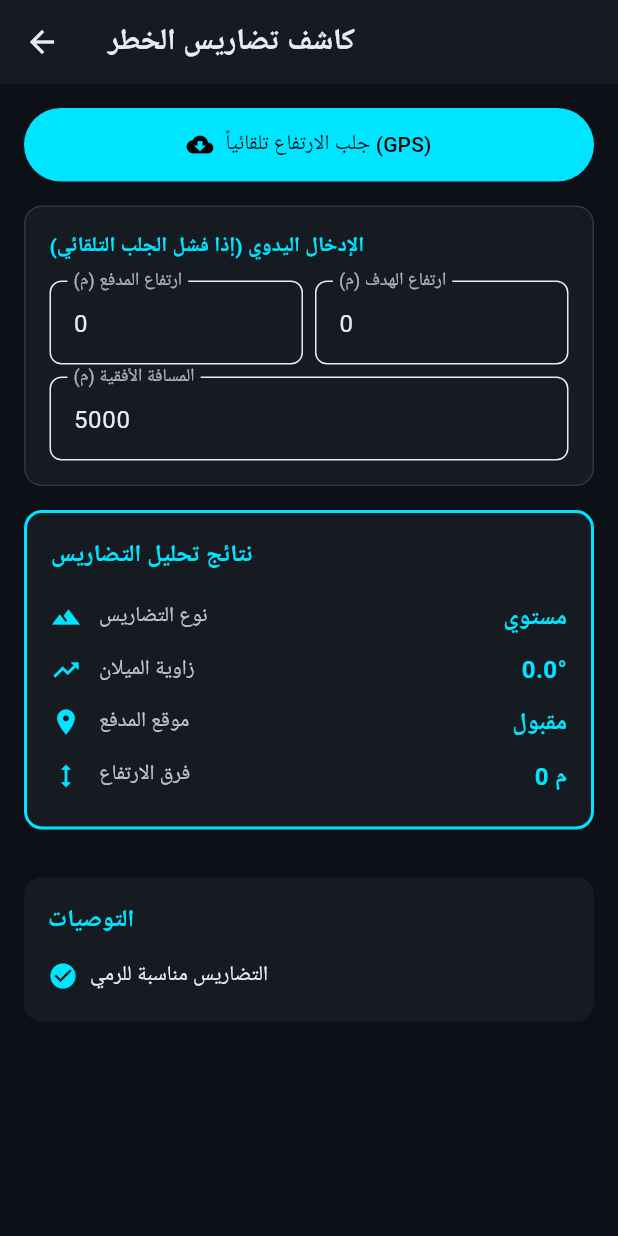
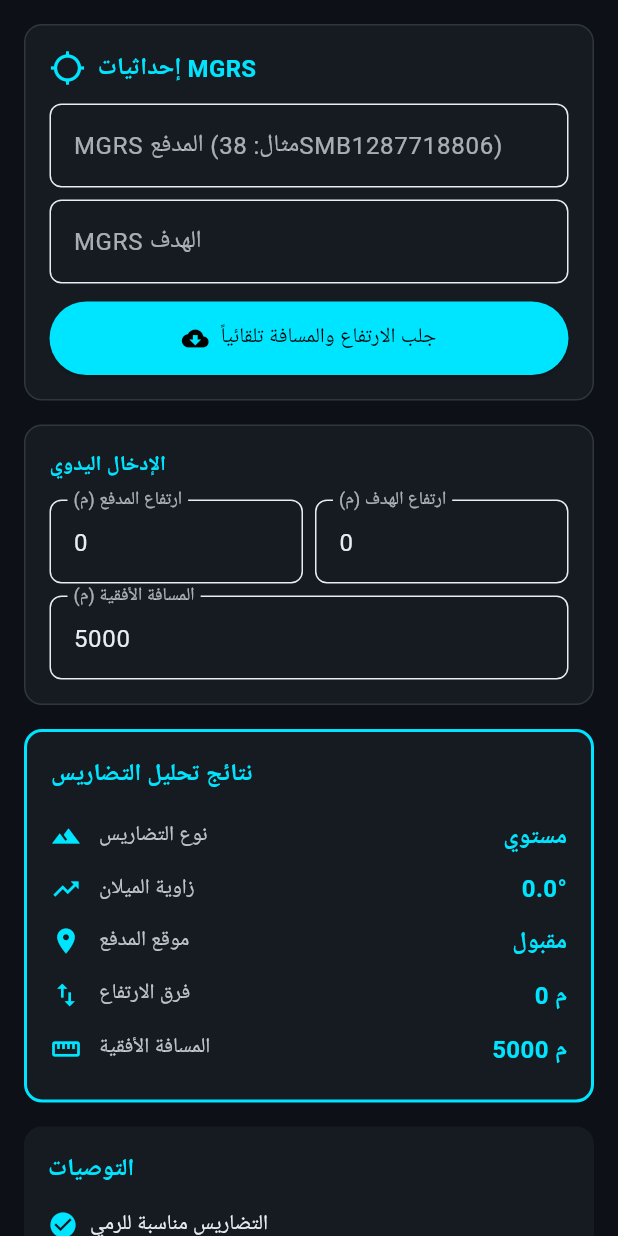
Before and after one commit to ZeinAllame/artillery_calc_ios, a Flutter app: the TerrainAnalyzerScreen widget shown alone on an empty page, opened directly, on a phone screen of 412 x 824 dp. Run offline on Flutter 3.47's test engine with Material 3 defaults, Android fonts, the phone set to English and light mode, and no system bars; our stand-ins replace camera, fl_chart, flutter_compass, flutter_map, flutter_tts, geolocator and 8 more; missing offline and left inert: flutter_background_service, flutter_map_mbtiles, flutter_ringtone_player, google_mlkit_text_recognition, mgrs_dart, pointycastle; accounts and stored records are empty; Roboto replaces fonts that are missing (Cairo).

Commit message:
Fix theme_provider import path and resolve build errors

```diff
--- a/lib/presentation/screens/advanced_tools/terrain_analyzer_screen.dart
+++ b/lib/presentation/screens/advanced_tools/terrain_analyzer_screen.dart
@@ -4,6 +4,7 @@ import 'package:flutter/material.dart';
 import 'package:provider/provider.dart';
 import 'package:shared_preferences/shared_preferences.dart';
 import 'package:http/http.dart' as http;
+import 'package:mgrs_dart/mgrs_dart.dart';
 import '../../../theme/theme_provider.dart';
 
 class TerrainAnalyzerScreen extends StatefulWidget {
@@ -13,12 +14,17 @@ class TerrainAnalyzerScreen extends StatefulWidget {
 }
 
 class _TerrainAnalyzerScreenState extends State<TerrainAnalyzerScreen> {
+  // حقول إدخال MGRS يدوي (للمدفع والهدف)
+  final _gunMgrsCtrl = TextEditingController();
+  final _tgtMgrsCtrl = TextEditingController();
+
+  // حقول إدخال الارتفاعات
   final _gunElevCtrl = TextEditingController();
   final _tgtElevCtrl = TextEditingController();
   final _distanceCtrl = TextEditingController(text: '5000');
 
   bool _isLoading = false;
-  bool _hasInternet = true;
+  bool _autoLoaded = false;
 
   double _gunElevation = 0;
   double _tgtElevation = 0;
@@ -26,7 +32,7 @@ class _TerrainAnalyzerScreenState extends State<TerrainAnalyzerScreen> {
   double _slope = 0;
   double _slopeAngle = 0;
   String _terrainType = 'مستوي';
-  String _gunPosition = 'مناسب';
+  String _gunPosition = 'مقبول';
   String _warning = '';
   List<String> _recommendations = [];
 
@@ -36,70 +42,127 @@ class _TerrainAnalyzerScreenState extends State<TerrainAnalyzerScreen> {
     _loadSavedData();
   }
 
+  @override
+  void dispose() {
+    _gunMgrsCtrl.dispose();
+    _tgtMgrsCtrl.dispose();
+    _gunElevCtrl.dispose();
+    _tgtElevCtrl.dispose();
+    _distanceCtrl.dispose();
+    super.dispose();
+  }
+
   Future<void> _loadSavedData() async {
     final prefs = await SharedPreferences.getInstance();
+    final gunMgrs = prefs.getString('last_gun_mgrs') ?? '';
+    final tgtMgrs = prefs.getString('last_tgt_mgrs') ?? '';
+    final gunH = (prefs.getInt('gun_height') ?? 0).toDouble();
+    final tgtH = (prefs.getInt('tgt_height') ?? 0).toDouble();
+
+    if (mounted) {
       setState(() {
-      _gunElevation = (prefs.getInt('gun_height') ?? 0).toDouble();
-      _tgtElevation = (prefs.getInt('tgt_height') ?? 0).toDouble();
-      _gunElevCtrl.text = _gunElevation.toStringAsFixed(0);
-      _tgtElevCtrl.text = _tgtElevation.toStringAsFixed(0);
+        _gunMgrsCtrl.text = gunMgrs;
+        _tgtMgrsCtrl.text = tgtMgrs;
+        _gunElevation = gunH;
+        _tgtElevation = tgtH;
+        _gunElevCtrl.text = gunH.toStringAsFixed(0);
+        _tgtElevCtrl.text = tgtH.toStringAsFixed(0);
+        _autoLoaded = gunMgrs.isNotEmpty && tgtMgrs.isNotEmpty;
       });
       _analyzeTerrain();
+    }
+  }
+
+  // ★★ الدالة المصححة - تحويل MGRS إلى [lon, lat] ★★
+  List<double>? _mgrsToPoint(String mgrs) {
+    try {
+      final clean = mgrs.replaceAll(' ', '').toUpperCase();
+      if (clean.length < 9) return null;
+      final point = Mgrs.toPoint(clean);
+      // Mgrs.toPoint يعيد [longitude, latitude]
+      return [point[1], point[0]]; // [lat, lon]
+    } catch (e) {
+      print('MGRS Error: $e');
+      return null;
+    }
+  }
+
+  // ★★ حساب المسافة الأفقية بين نقطتين ★★
+  double _haversineDistance(double lat1, double lon1, double lat2, double lon2) {
+    const R = 6371000.0;
+    final dLat = (lat2 - lat1) * pi / 180;
+    final dLon = (lon2 - lon1) * pi / 180;
+    final a = sin(dLat / 2) * sin(dLat / 2) +
+        cos(lat1 * pi / 180) * cos(lat2 * pi / 180) * sin(dLon / 2) * sin(dLon / 2);
+    final c = 2 * atan2(sqrt(a), sqrt(1 - a));
+    return R * c;
   }
 
   Future<void> _fetchElevations() async {
     setState(() => _isLoading = true);
 
     try {
-      final prefs = await SharedPreferences.getInstance();
-      final gunMgrs = prefs.getString('last_gun_mgrs');
-      final tgtMgrs = prefs.getString('last_tgt_mgrs');
+      final gunPoint = _mgrsToPoint(_gunMgrsCtrl.text);
+      final tgtPoint = _mgrsToPoint(_tgtMgrsCtrl.text);
 
-      if (gunMgrs == null || tgtMgrs == null) {
-        throw Exception('يجب حساب إحداثيات المدفع والهدف أولاً');
+      if (gunPoint == null || tgtPoint == null) {
+        throw Exception('MGRS غير صحيح - تحقق من التنسيق (مثال: 38SMB1287718806)');
       }
 
-      // تحويل MGRS إلى Lat/Lon (مبسط)
-      // في الواقع نحتاج مكتبة mgrs_dart
-      final gunPoint = _mgrsToPoint(gunMgrs);
-      final tgtPoint = _mgrsToPoint(tgtMgrs);
+      final gunLat = gunPoint[0];
+      final gunLon = gunPoint[1];
+      final tgtLat = tgtPoint[0];
+      final tgtLon = tgtPoint[1];
 
-      if (gunPoint == null || tgtPoint == null) {
-        throw Exception('تعذر تحويل الإحداثيات');
+      // جلب الارتفاعات بالتوازي
+      final results = await Future.wait([
+        _getElevation(gunLat, gunLon),
+        _getElevation(tgtLat, tgtLon),
+      ]);
+
+      final gunElev = results[0];
+      final tgtElev = results[1];
+
+      if (gunElev == null || tgtElev == null) {
+        throw Exception('تعذر الاتصال بخدمة الارتفاعات - تحقق من الإنترنت');
       }
 
-      // جلب الارتفاع من Open-Meteo
-      final gunElev = await _getElevation(gunPoint[0], gunPoint[1]);
-      final tgtElev = await _getElevation(tgtPoint[0], tgtPoint[1]);
+      final distance = _haversineDistance(gunLat, gunLon, tgtLat, tgtLon);
 
-      if (gunElev == null || tgtElev == null) {
-        throw Exception('تعذر جلب الارتفاع - تحقق من الإنترنت');
-      }
-
+      if (mounted) {
         setState(() {
           _gunElevation = gunElev;
           _tgtElevation = tgtElev;
+          _distance = distance;
           _gunElevCtrl.text = gunElev.toStringAsFixed(0);
           _tgtElevCtrl.text = tgtElev.toStringAsFixed(0);
-        _hasInternet = true;
+          _distanceCtrl.text = distance.toStringAsFixed(0);
+          _warning = '';
         });
+        _analyzeTerrain();
 
+        // حفظ البيانات
+        final prefs = await SharedPreferences.getInstance();
         await prefs.setInt('gun_height', gunElev.round());
         await prefs.setInt('tgt_height', tgtElev.round());
 
-      _analyzeTerrain();
-
+        ScaffoldMessenger.of(context).showSnackBar(
+          const SnackBar(
+            content: Text('✅ تم جلب الارتفاعات بنجاح'),
+            backgroundColor: Colors.green,
+          ),
+        );
+      }
     } catch (e) {
-      setState(() {
-        _hasInternet = false;
-        _warning = 'تعذر جلب البيانات: $e\nاستخدم الإدخال اليدوي';
-      });
+      if (mounted) {
+        setState(() => _warning = '⚠️ $e');
+      }
     } finally {
       if (mounted) setState(() => _isLoading = false);
     }
   }
 
-  Future<double?> _getElevation(double lon, double lat) async {
+  Future<double?> _getElevation(double lat, double lon) async {
     try {
       final url = Uri.parse(
           'https://api.open-meteo.com/v1/elevation?latitude=$lat&longitude=$lon');
@@ -115,14 +178,10 @@ class _TerrainAnalyzerScreenState extends State<TerrainAnalyzerScreen> {
     }
   }
 
-  List<double>? _mgrsToPoint(String mgrs) {
-    // تحويل مبسط - في الواقع نستخدم mgrs_dart
-    // هذا مجرد placeholder
-    return null;
-  }
-
   void _analyzeTerrain() {
     _distance = double.tryParse(_distanceCtrl.text) ?? 5000;
+    _gunElevation = double.tryParse(_gunElevCtrl.text) ?? 0;
+    _tgtElevation = double.tryParse(_tgtElevCtrl.text) ?? 0;
 
     if (_distance <= 0) return;
 
@@ -130,7 +189,6 @@ class _TerrainAnalyzerScreenState extends State<TerrainAnalyzerScreen> {
     _slope = deltaH / _distance;
     _slopeAngle = atan(_slope) * (180 / pi);
 
-    // تحديد نوع التضاريس
     if (_slope.abs() < 0.02) {
       _terrainType = 'مستوي';
     } else if (_slope.abs() < 0.1) {
@@ -141,22 +199,16 @@ class _TerrainAnalyzerScreenState extends State<TerrainAnalyzerScreen> {
       _terrainType = _slope > 0 ? 'منحدر شديد لأعلى' : 'منحدر شديد لأسفل';
     }
 
-    // تقييم موقع المدفع
     if (_gunElevation > _tgtElevation + 50) {
       _gunPosition = 'ممتاز - موقع مرتفع';
-      _warning = '';
     } else if (_gunElevation > _tgtElevation) {
       _gunPosition = 'جيد - ارتفاع مناسب';
-      _warning = '';
     } else if (_gunElevation < _tgtElevation - 100) {
       _gunPosition = 'خطر - موقع منخفض';
-      _warning = '⚠️ المدفع في موقع منخفض - خطر التعرض للنيران المباشرة';
     } else {
       _gunPosition = 'مقبول';
-      _warning = '';
     }
 
-    // التوصيات
     _recommendations = [];
     if (_slope.abs() > 0.1) {
       _recommendations.add('يُنصح بتصحيح زاوية الموقع (Site Angle)');
@@ -170,7 +222,6 @@ class _TerrainAnalyzerScreenState extends State<TerrainAnalyzerScreen> {
     if (_terrainType.contains('شديد')) {
       _recommendations.add('تضاريس وعرة - تحقق من خط الرؤية');
     }
-
     if (_recommendations.isEmpty) {
       _recommendations.add('التضاريس مناسبة للرمي');
     }
@@ -182,33 +233,10 @@ class _TerrainAnalyzerScreenState extends State<TerrainAnalyzerScreen> {
   Widget build(BuildContext context) {
     final colors = Provider.of<ThemeProvider>(context).colors;
 
-    return Scaffold(
-      backgroundColor: colors['bg'],
-      appBar: AppBar(
-        title: const Text('كاشف تضاريس الخطر'),
-        backgroundColor: colors['surface'],
-      ),
-      body: SingleChildScrollView(
+    return ListView(
       padding: const EdgeInsets.all(16),
-        child: Column(
-          crossAxisAlignment: CrossAxisAlignment.stretch,
       children: [
-            // زر جلب تلقائي
-            ElevatedButton.icon(
-              onPressed: _isLoading ? null : _fetchElevations,
-              icon: _isLoading
-                  ? const SizedBox(width: 20, height: 20, child: CircularProgressIndicator(strokeWidth: 2))
-                  : const Icon(Icons.cloud_download),
-              label: Text(_isLoading ? 'جاري الجلب...' : 'جلب الارتفاع تلقائياً (GPS)'),
-              style: ElevatedButton.styleFrom(
-                backgroundColor: colors['primary'],
-                foregroundColor: Colors.black,
-                padding: const EdgeInsets.symmetric(vertical: 14),
-              ),
-            ),
-            const SizedBox(height: 16),
-
-            // إدخال يدوي
+        // قسم إدخال MGRS
         Container(
           padding: const EdgeInsets.all(16),
           decoration: BoxDecoration(
@@ -219,19 +247,108 @@ class _TerrainAnalyzerScreenState extends State<TerrainAnalyzerScreen> {
           child: Column(
             crossAxisAlignment: CrossAxisAlignment.start,
             children: [
-                  Text('الإدخال اليدوي (إذا فشل الجلب التلقائي)',
-                      style: TextStyle(color: colors['primary'], fontSize: 14, fontWeight: FontWeight.bold)),
+              Row(
+                children: [
+                  Icon(Icons.location_searching, color: colors['primary']),
+                  const SizedBox(width: 8),
+                  Text('إحداثيات MGRS',
+                      style: TextStyle(
+                          color: colors['primary'],
+                          fontSize: 16,
+                          fontWeight: FontWeight.bold)),
+                ],
+              ),
+              const SizedBox(height: 12),
+              TextField(
+                controller: _gunMgrsCtrl,
+                style: TextStyle(color: colors['text']),
+                decoration: InputDecoration(
+                  labelText: 'MGRS المدفع (مثال: 38SMB1287718806)',
+                  labelStyle:
+                      TextStyle(color: colors['text']?.withOpacity(0.7)),
+                  border:
+                      OutlineInputBorder(borderRadius: BorderRadius.circular(8)),
+                ),
+              ),
+              const SizedBox(height: 8),
+              TextField(
+                controller: _tgtMgrsCtrl,
+                style: TextStyle(color: colors['text']),
+                decoration: InputDecoration(
+                  labelText: 'MGRS الهدف',
+                  labelStyle:
+                      TextStyle(color: colors['text']?.withOpacity(0.7)),
+                  border:
+                      OutlineInputBorder(borderRadius: BorderRadius.circular(8)),
+                ),
+              ),
+              const SizedBox(height: 12),
+              ElevatedButton.icon(
+                onPressed: _isLoading ? null : _fetchElevations,
+                icon: _isLoading
+                    ? const SizedBox(
+                        width: 20,
+                        height: 20,
+                        child: CircularProgressIndicator(strokeWidth: 2))
+                    : const Icon(Icons.cloud_download),
+                label: Text(_isLoading
+                    ? 'جاري الجلب...'
+                    : 'جلب الارتفاع والمسافة تلقائياً'),
+                style: ElevatedButton.styleFrom(
+                  backgroundColor: colors['primary'],
+                  foregroundColor: Colors.black,
+                  padding: const EdgeInsets.symmetric(vertical: 14),
+                  minimumSize: const Size(double.infinity, 48),
+                ),
+              ),
+              if (_autoLoaded) ...[
+                const SizedBox(height: 8),
+                Row(
+                  children: [
+                    Icon(Icons.check_circle, color: Colors.green, size: 16),
+                    const SizedBox(width: 4),
+                    Text('تم تحميل الإحداثيات المحفوظة من آخر عملية حساب',
+                        style: TextStyle(
+                            color: Colors.green, fontSize: 11)),
+                  ],
+                ),
+              ],
+            ],
+          ),
+        ),
+        const SizedBox(height: 16),
+
+        // الإدخال اليدوي
+        Container(
+          padding: const EdgeInsets.all(16),
+          decoration: BoxDecoration(
+            color: colors['surface'],
+            borderRadius: BorderRadius.circular(12),
+            border: Border.all(color: colors['border']!),
+          ),
+          child: Column(
+            crossAxisAlignment: CrossAxisAlignment.start,
+            children: [
+              Text('الإدخال اليدوي',
+                  style: TextStyle(
+                      color: colors['primary'],
+                      fontSize: 14,
+                      fontWeight: FontWeight.bold)),
               const SizedBox(height: 12),
               Row(
                 children: [
                   Expanded(
                     child: TextField(
                       controller: _gunElevCtrl,
-                          keyboardType: TextInputType.number,
+                      keyboardType:
+                          const TextInputType.numberWithOptions(signed: true),
                       style: TextStyle(color: colors['text']),
                       decoration: InputDecoration(
                         labelText: 'ارتفاع المدفع (م)',
-                            labelStyle: TextStyle(color: colors['text']?.withOpacity(0.7)),
+                        labelStyle: TextStyle(
+                            color: colors['text']?.withOpacity(0.7)),
+                        border: OutlineInputBorder(
+                            borderRadius: BorderRadius.circular(8)),
                       ),
                       onChanged: (v) {
                         _gunElevation = double.tryParse(v) ?? 0;
@@ -243,11 +360,15 @@ class _TerrainAnalyzerScreenState extends State<TerrainAnalyzerScreen> {
                   Expanded(
                     child: TextField(
                       controller: _tgtElevCtrl,
-                          keyboardType: TextInputType.number,
+                      keyboardType:
+                          const TextInputType.numberWithOptions(signed: true),
                       style: TextStyle(color: colors['text']),
                       decoration: InputDecoration(
                         labelText: 'ارتفاع الهدف (م)',
-                            labelStyle: TextStyle(color: colors['text']?.withOpacity(0.7)),
+                        labelStyle: TextStyle(
+                            color: colors['text']?.withOpacity(0.7)),
+                        border: OutlineInputBorder(
+                            borderRadius: BorderRadius.circular(8)),
                       ),
                       onChanged: (v) {
                         _tgtElevation = double.tryParse(v) ?? 0;
@@ -264,7 +385,10 @@ class _TerrainAnalyzerScreenState extends State<TerrainAnalyzerScreen> {
                 style: TextStyle(color: colors['text']),
                 decoration: InputDecoration(
                   labelText: 'المسافة الأفقية (م)',
-                      labelStyle: TextStyle(color: colors['text']?.withOpacity(0.7)),
+                  labelStyle:
+                      TextStyle(color: colors['text']?.withOpacity(0.7)),
+                  border:
+                      OutlineInputBorder(borderRadius: BorderRadius.circular(8)),
                 ),
                 onChanged: (v) {
                   _distance = double.tryParse(v) ?? 5000;
@@ -276,31 +400,7 @@ class _TerrainAnalyzerScreenState extends State<TerrainAnalyzerScreen> {
         ),
         const SizedBox(height: 16),
 
-            // نتائج التحليل
-            if (!_isLoading) ...[
-              Container(
-                padding: const EdgeInsets.all(16),
-                decoration: BoxDecoration(
-                  color: colors['surface'],
-                  borderRadius: BorderRadius.circular(12),
-                  border: Border.all(color: colors['primary']!, width: 2),
-                ),
-                child: Column(
-                  crossAxisAlignment: CrossAxisAlignment.start,
-                  children: [
-                    Text('نتائج تحليل التضاريس',
-                        style: TextStyle(color: colors['primary'], fontSize: 16, fontWeight: FontWeight.bold)),
-                    const SizedBox(height: 12),
-                    _buildResultRow('نوع التضاريس', _terrainType, Icons.terrain, colors),
-                    _buildResultRow('زاوية الميلان', '${_slopeAngle.toStringAsFixed(1)}°', Icons.trending_up, colors),
-                    _buildResultRow('موقع المدفع', _gunPosition, Icons.location_on, colors),
-                    _buildResultRow('فرق الارتفاع', '${(_tgtElevation - _gunElevation).toStringAsFixed(0)} م', Icons.height, colors),
-                  ],
-                ),
-              ),
-              const SizedBox(height: 16),
-
-              // تحذيرات
+        // تحذير الخطأ
         if (_warning.isNotEmpty)
           Container(
             padding: const EdgeInsets.all(12),
@@ -315,8 +415,49 @@ class _TerrainAnalyzerScreenState extends State<TerrainAnalyzerScreen> {
                 const SizedBox(width: 8),
                 Expanded(
                   child: Text(_warning,
-                            style: const TextStyle(color: Colors.red, fontWeight: FontWeight.bold)),
+                      style: const TextStyle(
+                          color: Colors.red, fontWeight: FontWeight.bold)),
                 ),
+              ],
+            ),
+          ),
+
+        // نتائج التحليل
+        Container(
+          padding: const EdgeInsets.all(16),
+          decoration: BoxDecoration(
+            color: colors['surface'],
+            borderRadius: BorderRadius.circular(12),
+            border: Border.all(color: colors['primary']!, width: 2),
+          ),
+          child: Column(
+            crossAxisAlignment: CrossAxisAlignment.start,
+            children: [
+              Text('نتائج تحليل التضاريس',
+                  style: TextStyle(
+                      color: colors['primary'],
+                      fontSize: 16,
+                      fontWeight: FontWeight.bold)),
+              const SizedBox(height: 12),
+              _buildResultRow(
+                  'نوع التضاريس', _terrainType, Icons.terrain, colors),
+              _buildResultRow(
+                  'زاوية الميلان',
+                  '${_slopeAngle.toStringAsFixed(1)}°',
+                  Icons.trending_up,
+                  colors),
+              _buildResultRow(
+                  'موقع المدفع', _gunPosition, Icons.location_on, colors),
+              _buildResultRow(
+                  'فرق الارتفاع',
+                  '${(_tgtElevation - _gunElevation).toStringAsFixed(0)} م',
+                  Icons.swap_vert,
+                  colors),
+              _buildResultRow(
+                  'المسافة الأفقية',
+                  '${_distance.toStringAsFixed(0)} م',
+                  Icons.straighten,
+                  colors),
             ],
           ),
         ),
@@ -333,17 +474,22 @@ class _TerrainAnalyzerScreenState extends State<TerrainAnalyzerScreen> {
             crossAxisAlignment: CrossAxisAlignment.start,
             children: [
               Text('التوصيات',
-                        style: TextStyle(color: colors['primary'], fontSize: 16, fontWeight: FontWeight.bold)),
+                  style: TextStyle(
+                      color: colors['primary'],
+                      fontSize: 16,
+                      fontWeight: FontWeight.bold)),
               const SizedBox(height: 12),
               ..._recommendations.map((rec) => Padding(
                     padding: const EdgeInsets.symmetric(vertical: 4),
                     child: Row(
                       children: [
-                          Icon(Icons.check_circle, color: colors['primary'], size: 20),
+                        Icon(Icons.check_circle,
+                            color: colors['primary'], size: 20),
                         const SizedBox(width: 8),
                         Expanded(
                           child: Text(rec,
-                                style: TextStyle(color: colors['text'], fontSize: 14)),
+                              style: TextStyle(
+                                  color: colors['text'], fontSize: 14)),
                         ),
                       ],
                     ),
@@ -352,13 +498,11 @@ class _TerrainAnalyzerScreenState extends State<TerrainAnalyzerScreen> {
           ),
         ),
       ],
-          ],
-        ),
-      ),
     );
   }
 
-  Widget _buildResultRow(String label, String value, IconData icon, Map<String, Color> colors) {
+  Widget _buildResultRow(
+      String label, String value, IconData icon, Map<String, Color> colors) {
     return Padding(
       padding: const EdgeInsets.symmetric(vertical: 6),
       child: Row(
@@ -367,10 +511,14 @@ class _TerrainAnalyzerScreenState extends State<TerrainAnalyzerScreen> {
           const SizedBox(width: 12),
           Expanded(
             child: Text(label,
-                style: TextStyle(color: colors['text']?.withOpacity(0.8), fontSize: 14)),
+                style: TextStyle(
+                    color: colors['text']?.withOpacity(0.8), fontSize: 14)),
           ),
           Text(value,
-              style: TextStyle(color: colors['primary'], fontSize: 16, fontWeight: FontWeight.bold)),
+              style: TextStyle(
+                  color: colors['primary'],
+                  fontSize: 16,
+                  fontWeight: FontWeight.bold)),
         ],
       ),
     );
--- a/lib/presentation/screens/ammo_selector/ammo_selector_screen.dart
+++ b/lib/presentation/screens/ammo_selector/ammo_selector_screen.dart
@@ -1,6 +1,6 @@
 import 'package:flutter/material.dart';
 import 'package:provider/provider.dart';
-import '../../providers/theme_provider.dart'; // تأكد من مسار الثيم
+import '../../../theme/theme_provider.dart'; // تأكد من مسار الثيم
 
 class AmmoSelectorScreen extends StatefulWidget {
   const AmmoSelectorScreen({Key? key}) : super(key: key);
--- a/pubspec.yaml
+++ b/pubspec.yaml
@@ -38,6 +38,8 @@ dependencies:
   fl_chart: ^0.66.0
   pointycastle: ^3.7.3       # ← جديد: للتشفير المتقدم
   crypto: ^3.0.8
+  flutter_background_service: ^5.1.0
+  camera: ^0.12.0+2
 
 dev_dependencies:
   flutter_test:
```
Also changed, not shown: lib/data/database/db_helper.dart (+27 -13 lines), pubspec.lock, 1 other file. Lines whose indentation alone changed are shown as unchanged.
